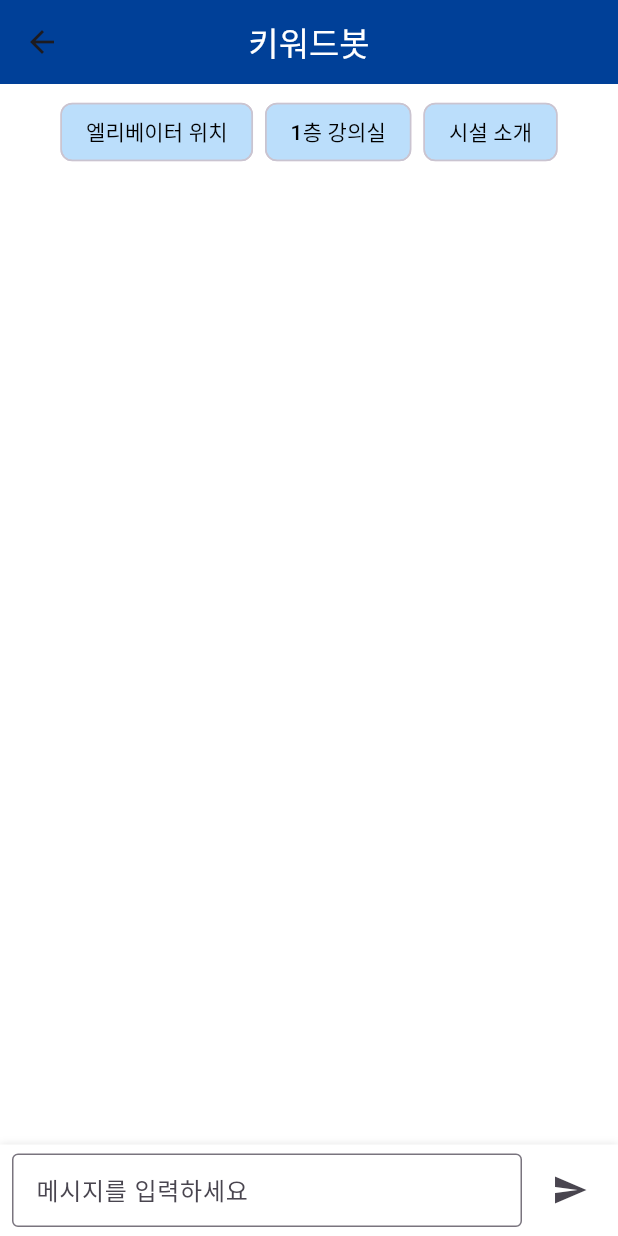
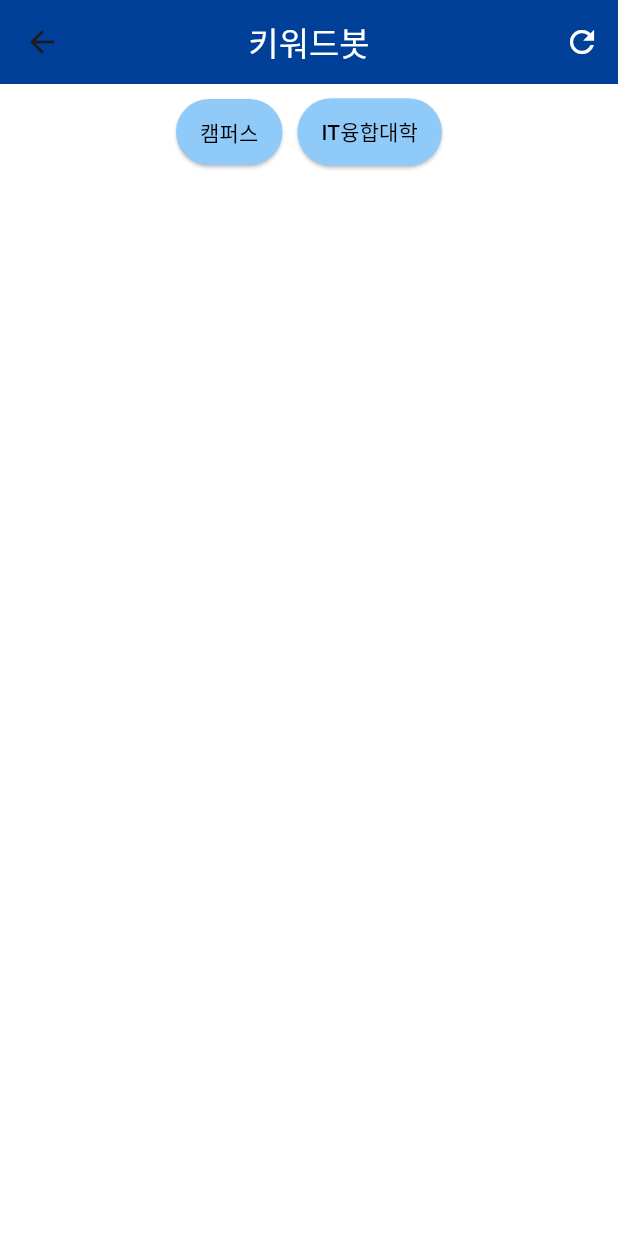
Before and after one commit to leemis825/Map-app-project_9, a Flutter app: the ChatScreen screen opened directly, on a phone screen of 412 x 824 dp. Run offline on Flutter 3.47's test engine with Material 3 defaults, Android fonts, the phone set to English and light mode, and no system bars; our stand-ins replace flutter_blue_plus, google_fonts.

Commit message:
chatscreen 데이터셋 업데이트 및 기능 수정

```diff
--- a/lib/screens/chatscreen.dart
+++ b/lib/screens/chatscreen.dart
@@ -1,54 +1,94 @@
 import 'package:flutter/material.dart';
+import 'campus_map_screen.dart';
+
+final Map<String, Map<String, String>> keywordBotData = {
+  '캠퍼스': {
+    '중앙도서관': '중앙도서관은 평일 7시부터 24시까지 운영되며, 시험 기간엔 연장 개방돼요. 열람실 예약은 도서관 어플에서 가능해요!',
+    '캠퍼스 지도': '조선대학교 캠퍼스 전체 지도가 궁금하신가요? 주요 건물과 위치를 한눈에 확인할 수 있어요. [지도 보기] 버튼을 눌러주세요!',
+    '식당': '오늘 학식 뭐 나올까 궁금하시죠? 학생회관 1층 식당과 공대 식당이 인기가 많아요. 식단표는 조선대 홈페이지 또는 앱에서 확인할 수 있어요!',
+  },
+  'IT융합대학': {
+    '휴게 공간': '2층과 4층, 5층에 휴게 공간이 있어요. 소파랑 콘센트도 있어서 쉬거나 과제하기 좋아요!',
+    '프린터': '공용 프린터는 1층, 2층, 5층에 구비되어 있답니다. 사용법도 간단하니 유용하실 거예요!',
+    'space실': 'IT융합대학에는 여러 개의 space실이 있어요. 궁금하시다면 실내 지도의 민트색으로 되어 있는 부분을 클릭해주세요!',
+    '강의 여부': '저희 앱은 강의 여부를 캠퍼스 실내 지도에서 쉽게 볼 수 있어요. 빨간색 점과 회색 점이 해당 강의실의 강의 여부를 알려 준답니다.',
+    '강의실': 'IT융합대학에는 1~10층까지 다양한 강의실이 있어요. 강의실 위치나 시간표가 궁금하시면 층을 선택해 주세요!',
+  },
+};
+
 
 class ChatScreen extends StatefulWidget {
-  const ChatScreen({super.key}); // ✅ 생성자 수정
+  const ChatScreen({super.key});
   @override
   _ChatScreenState createState() => _ChatScreenState();
 }
 
 class _ChatScreenState extends State<ChatScreen> {
   final List<Map<String, String>> messages = [];
-  final TextEditingController controller = TextEditingController();
-  final ScrollController scrollController = ScrollController();
+  String? selectedCategory;
+
+  final ScrollController _scrollController = ScrollController();
+  bool isMapKeywordSelected = false;
 
   void sendMessage(String text) {
-    if (text.trim().isEmpty) return;
-
     setState(() {
       messages.add({'user': text});
+      messages.add({'bot': getBotResponse(text)});
+      isMapKeywordSelected = text == '캠퍼스 지도';
     });
 
-    final response = getBotResponse(text);
+    WidgetsBinding.instance.addPostFrameCallback((_) {
+      _scrollToBottom();
+    });
+  }
 
-    setState(() {
-      messages.add({'bot': response});
-    });
-
-    controller.clear();
-
-    // 자동 스크롤
-    Future.delayed(Duration(milliseconds: 100), () {
-      scrollController.animateTo(
-        scrollController.position.maxScrollExtent,
-        duration: Duration(milliseconds: 300),
+  void _scrollToBottom() {
+    if (_scrollController.hasClients) {
+      _scrollController.animateTo(
+        _scrollController.position.maxScrollExtent,
+        duration: const Duration(milliseconds: 300),
         curve: Curves.easeOut,
       );
+    }
+  }
+
+  void _resetChat() {
+    setState(() {
+      messages.clear();
+      selectedCategory = null;
+      isMapKeywordSelected = false;
     });
   }
 
   String getBotResponse(String input) {
-    input = input.toLowerCase();
-    if (input.contains("엘리베이터")) return "엘리베이터는 각 층 중앙 복도 근처에 있어요.";
-    if (input.contains("1층") && input.contains("강의실")) return "1층에는 1101, 1102 강의실이 있어요.";
+    for (var category in keywordBotData.entries) {
+      if (category.value.containsKey(input)) {
+        return category.value[input]!;
+      }
+    }
     return "죄송해요, 아직 그건 잘 몰라요.";
   }
 
-  Widget _buildKeywordChip(String keyword) {
+  Widget _buildCategoryButton(String category) {
+    return ElevatedButton(
+      onPressed: () => setState(() {
+        selectedCategory = category;
+      }),
+      style: ElevatedButton.styleFrom(
+        backgroundColor: Colors.blue[200],
+        foregroundColor: Colors.black,
+        padding: const EdgeInsets.symmetric(horizontal: 16, vertical: 12),
+      ),
+      child: Text(category),
+    );
+  }
+
+  Widget _buildKeywordButton(String keyword) {
     return ActionChip(
       label: Text(keyword),
       onPressed: () => sendMessage(keyword),
       backgroundColor: Colors.blue.shade100,
-      labelStyle: TextStyle(color: Colors.black),
+      labelStyle: const TextStyle(color: Colors.black),
       elevation: 2,
     );
   }
@@ -58,33 +98,59 @@ class _ChatScreenState extends State<ChatScreen> {
     return Scaffold(
       backgroundColor: Colors.white,
       appBar: AppBar(
-        title: Text(
-          '키워드봇',
-          style: TextStyle(color: Colors.white),
-        ),
+        title: const Text('키워드봇', style: TextStyle(color: Colors.white)),
         backgroundColor: const Color(0xFF004098),
         centerTitle: true,
+        actions: [
+          IconButton(
+            icon: const Icon(Icons.refresh, color: Colors.white),
+            tooltip: '초기화',
+            onPressed: _resetChat,
+          ),
+        ],
       ),
       body: Column(
         children: [
-          //초기 키워드
           Padding(
             padding: const EdgeInsets.all(8.0),
-            child: Wrap(
-              spacing: 8,
-              runSpacing: 4,
+            child: selectedCategory == null
+                ? Wrap(
+              spacing: 10,
+              runSpacing: 10,
+              alignment: WrapAlignment.center,
+              children:
+              keywordBotData.keys.map(_buildCategoryButton).toList(),
+            )
+                : Column(
+              crossAxisAlignment: CrossAxisAlignment.start,
               children: [
-                _buildKeywordChip("엘리베이터 위치"),
-                _buildKeywordChip("1층 강의실"),
-                _buildKeywordChip("시설 소개")
+                Text(
+                  '➤ ${selectedCategory!} 관련 키워드를 선택하세요:',
+                  style: const TextStyle(
+                      fontWeight: FontWeight.bold, fontSize: 16),
+                ),
+                const SizedBox(height: 8),
+                Wrap(
+                  spacing: 8,
+                  runSpacing: 4,
+                  children: keywordBotData[selectedCategory!]!
+                      .keys
+                      .map(_buildKeywordButton)
+                      .toList(),
+                ),
+                TextButton(
+                  onPressed: () => setState(() {
+                    selectedCategory = null;
+                    isMapKeywordSelected = false;
+                  }),
+                  child: const Text('← 처음으로 돌아가기'),
+                )
               ],
             ),
           ),
-
-          // 채팅 메시지 영역
           Expanded(
             child: ListView.builder(
-              controller: scrollController,
+              controller: _scrollController,
               padding: const EdgeInsets.all(10),
               itemCount: messages.length,
               itemBuilder: (context, index) {
@@ -93,29 +159,28 @@ class _ChatScreenState extends State<ChatScreen> {
                 final text = msg.values.first ?? '';
 
                 return Align(
-                  alignment: isUser ? Alignment.centerRight : Alignment.centerLeft,
+                  alignment:
+                  isUser ? Alignment.centerRight : Alignment.centerLeft,
                   child: Container(
                     padding: const EdgeInsets.all(12),
                     margin: const EdgeInsets.symmetric(vertical: 5),
-                    constraints: BoxConstraints(maxWidth: MediaQuery.of(context).size.width * 0.75),
+                    constraints: BoxConstraints(
+                        maxWidth: MediaQuery.of(context).size.width * 0.75),
                     decoration: BoxDecoration(
-                      color: isUser ? Colors.blue[200] : Colors.grey[300],
+                      color:
+                      isUser ? Colors.blue[200] : Colors.grey.shade300,
                       borderRadius: BorderRadius.only(
-                        topLeft: Radius.circular(16),
-                        topRight: Radius.circular(16),
-                        bottomLeft: isUser ? Radius.circular(16) : Radius.circular(0),
-                        bottomRight: isUser ? Radius.circular(0) : Radius.circular(16),
+                        topLeft: const Radius.circular(16),
+                        topRight: const Radius.circular(16),
+                        bottomLeft:
+                        isUser ? const Radius.circular(16) : Radius.zero,
+                        bottomRight:
+                        isUser ? Radius.zero : const Radius.circular(16),
                       ),
-                      boxShadow: [
-                        BoxShadow(
-                          color: Colors.black.withOpacity(0.05),
-                          blurRadius: 4,
-                        ),
-                      ],
                     ),
                     child: Text(
                       text,
-                      style: TextStyle(fontSize: 16),
+                      style: const TextStyle(fontSize: 16),
                     ),
                   ),
                 );
@@ -123,36 +188,26 @@ class _ChatScreenState extends State<ChatScreen> {
             ),
           ),
 
-          // 입력창
-          Container(
-            padding: const EdgeInsets.symmetric(horizontal: 8, vertical: 6),
-            decoration: BoxDecoration(
-              color: Colors.white,
-              boxShadow: [
-                BoxShadow(color: Colors.black12, blurRadius: 4),
-              ],
+          if (isMapKeywordSelected)
+            Padding(
+              padding: const EdgeInsets.only(bottom: 16),
+              child: ElevatedButton(
+                onPressed: () {
+                  Navigator.push(
+                    context,
+                    MaterialPageRoute(
+                        builder: (context) => const CampusMapScreen()),
+                  );
+                },
+                style: ElevatedButton.styleFrom(
+                  backgroundColor: Colors.green,
+                  foregroundColor: Colors.white,
+                  padding:
+                  const EdgeInsets.symmetric(horizontal: 24, vertical: 12),
+                ),
+                child: const Text('지도 가기'),
+              ),
             ),
-            child: Row(
-              children: [
-                Expanded(
-                  child: TextField(
-                    controller: controller,
-                    decoration: const InputDecoration(
-                      hintText: '메시지를 입력하세요',
-                      border: OutlineInputBorder(),
-                      isDense: true,
-                    ),
-                    onSubmitted: sendMessage,
-                  ),
-                ),
-                const SizedBox(width: 8),
-                IconButton(
-                  icon: const Icon(Icons.send),
-                  onPressed: () => sendMessage(controller.text),
-                ),
-              ],
-            ),
-          ),
         ],
       ),
     );
```
